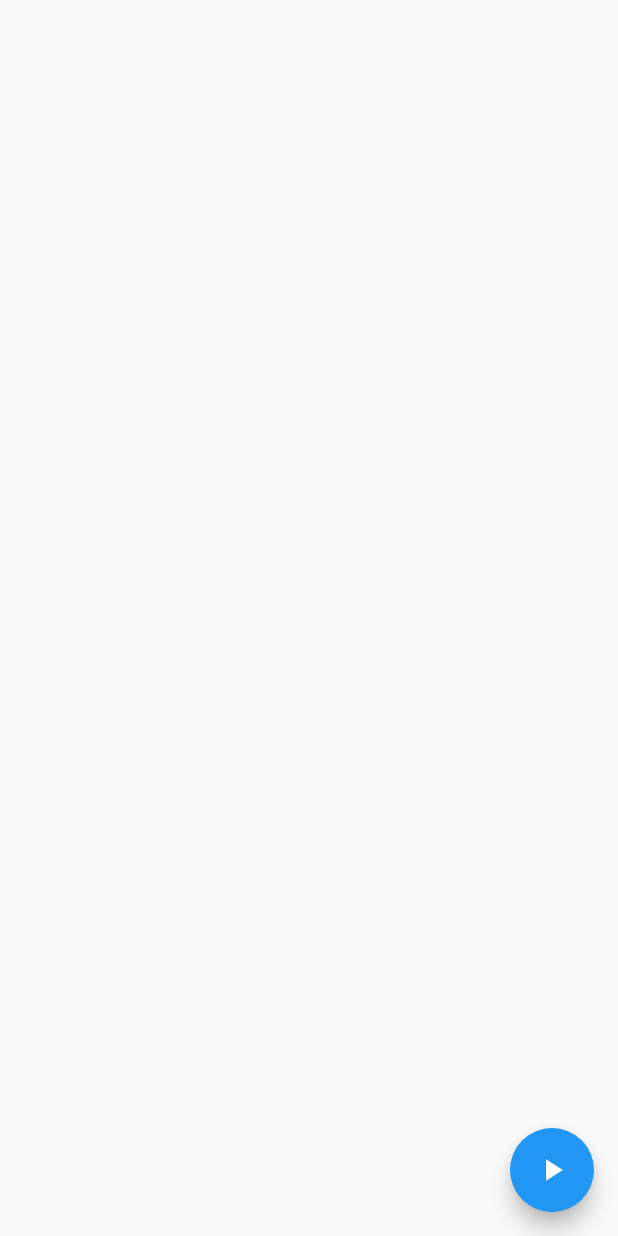
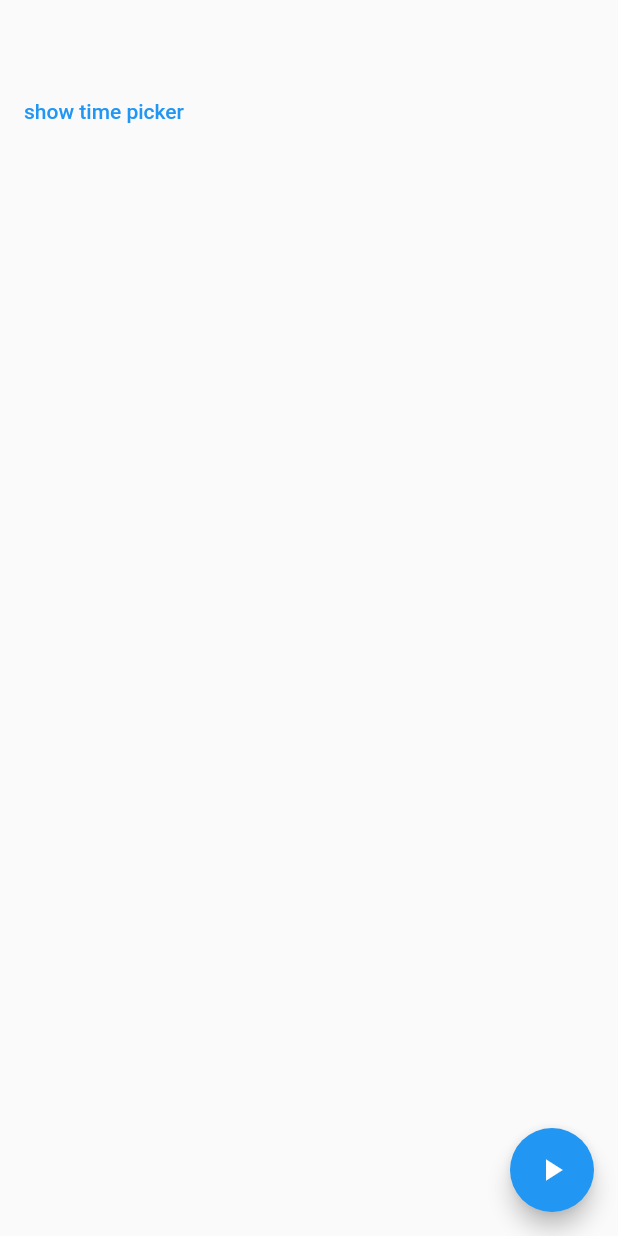
Before and after one commit to FNSY96/tabata_workout, a Flutter app: the screen it shows after launch, on a phone screen of 412 x 824 dp. Run offline on Flutter 3.47's test engine with Material 2 defaults, Android fonts, the phone set to English and light mode, and no system bars; our stand-ins replace flutter_datetime_picker.

Commit message:
Changed date picker to time picker. Changed Chinese language to English language.

```diff
--- a/lib/main.dart
+++ b/lib/main.dart
@@ -47,6 +47,22 @@ class _MyAppState extends State<MyApp> with TickerProviderStateMixin {
       ),
       body: new Column(
         children: <Widget>[
+          SizedBox(
+            height: 50,
+          ),
+          FlatButton(
+              onPressed: () {
+                DatePicker.showTimePicker(context, showTitleActions: true,
+                    onChanged: (date) {
+                  print('change $date');
+                }, onConfirm: (date) {
+                  print('confirm $date');
+                }, currentTime: DateTime.now(), locale: LocaleType.en);
+              },
+              child: Text(
+                'show time picker',
+                style: TextStyle(color: Colors.blue),
+              )),
 //          Row(children: <Widget>[
 //            new Container(
 //              child: new Center(
```
